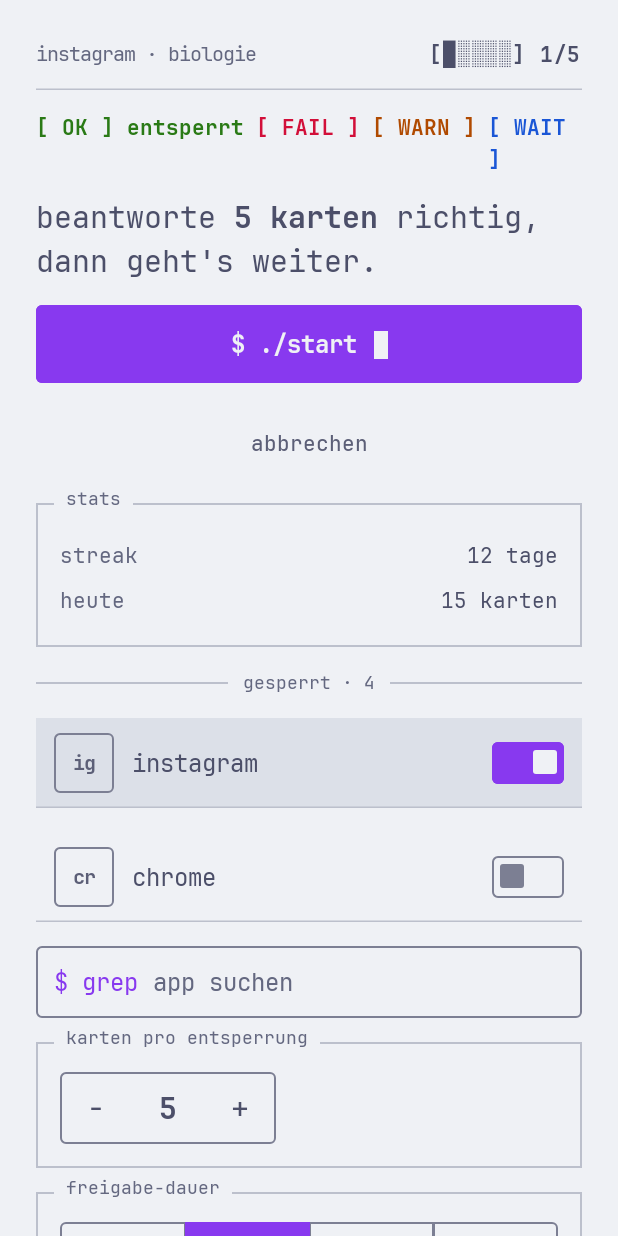
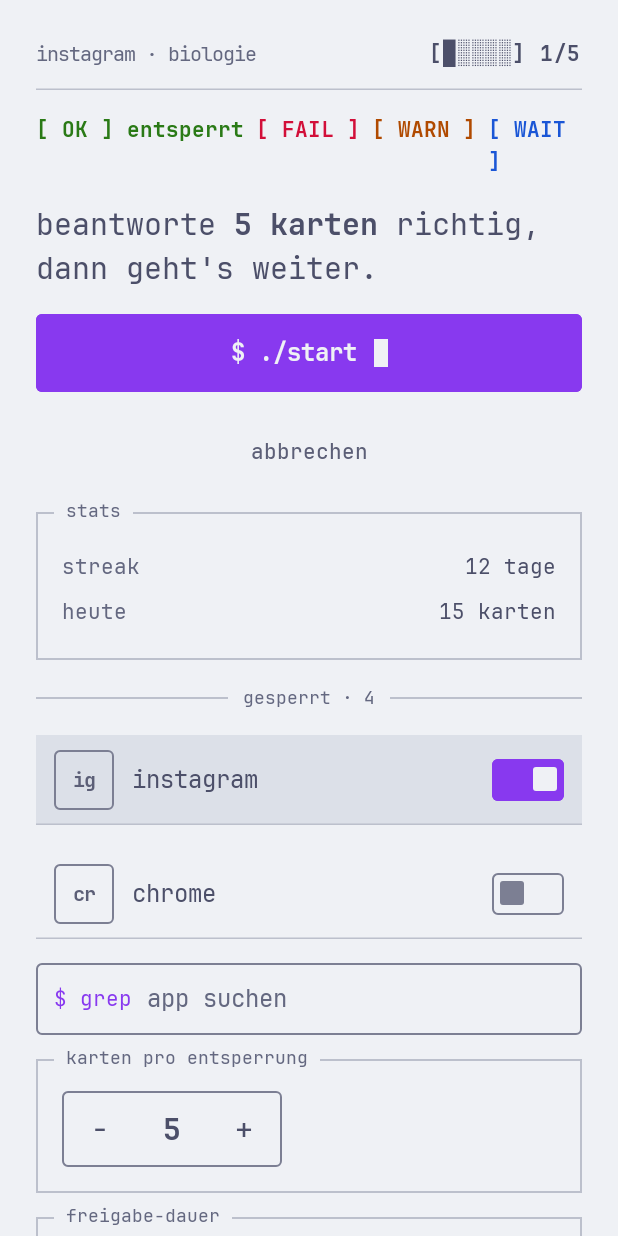
Before and after one commit to tinow04/brainrot-detox, an Android app built with Jetpack Compose: the @Preview function ComponentsLightPreview, on a phone screen of 412 x 824 dp. Run offline under Robolectric (Android 15) with nearby library versions, the phone set to English and light mode, and no system bars.

Commit message:
fix(m1): match mockup line heights and border layout in components
- BsType: ExactLineHeight (Trim.None, centred) so single lines get the
  full CSS line-height; Compose's default Trim.Both cut it off.
- Bordered auto-height boxes (box, stat tile, rate button, banner,
  stepper) add the 1 dp border to their padding like CSS border-box.
- Stat tile: trimFirstLine() for the first line Compose cannot shrink,
  zero-width break after "-" in labels.
- Separator and chart labels use the inherited 1.5 line height; the
  search prompt uses the 14 px body style.

Co-Authored-By: Claude Sonnet 5.5 <noreply@anthropic.com>

```diff
--- a/app/src/main/kotlin/dev/tinow/brainrotstopper/ui/components/Basics.kt
+++ b/app/src/main/kotlin/dev/tinow/brainrotstopper/ui/components/Basics.kt
@@ -8,6 +8,7 @@ import androidx.compose.foundation.layout.Box
 import androidx.compose.foundation.layout.Column
 import androidx.compose.foundation.layout.ColumnScope
 import androidx.compose.foundation.layout.Row
+import androidx.compose.foundation.layout.fillMaxHeight
 import androidx.compose.foundation.layout.fillMaxWidth
 import androidx.compose.foundation.layout.height
 import androidx.compose.foundation.layout.heightIn
@@ -195,8 +196,10 @@ fun BsBox(label: String, modifier: Modifier = Modifier, content: @Composable Col
         Column(
             Modifier
                 .fillMaxWidth()
+                .fillMaxHeight()
                 .border(BsDims.Border, c.line)
-                .padding(top = BsDims.BoxPaddingTop, start = BsDims.BoxPaddingSides, end = BsDims.BoxPaddingSides, bottom = BsDims.BoxPaddingSides),
+                // CSS border-box: the 1 px border adds to the padding of an auto-height box (Compose border() takes no layout space).
+                .padding(top = BsDims.BoxPaddingTop + BsDims.Border, start = BsDims.BoxPaddingSides + BsDims.Border, end = BsDims.BoxPaddingSides + BsDims.Border, bottom = BsDims.BoxPaddingSides + BsDims.Border),
             content = content,
         )
         BsText(
@@ -213,7 +216,7 @@ fun BsBox(label: String, modifier: Modifier = Modifier, content: @Composable Col
 
 /** `.kv`: key (dim) left, value right. */
 @Composable
-fun BsKv(key: String, value: String, modifier: Modifier = Modifier) {
+fun BsKv(key: String, value: String, modifier: Modifier = Modifier, keyColor: Color? = null, valueColor: Color? = null) {
     val c = BsTheme.colors
     val t = BsTheme.type
     Row(
@@ -221,8 +224,8 @@ fun BsKv(key: String, value: String, modifier: Modifier = Modifier) {
         horizontalArrangement = Arrangement.spacedBy(BsDims.KvGap),
         verticalAlignment = Alignment.CenterVertically,
     ) {
-        BsText(key, t.body, c.dim)
-        Box(Modifier.weight(1f), contentAlignment = Alignment.CenterEnd) { BsText(value, t.body, c.text) }
+        BsText(key, t.body, keyColor ?: c.dim)
+        Box(Modifier.weight(1f), contentAlignment = Alignment.CenterEnd) { BsText(value, t.body, valueColor ?: c.text) }
     }
 }
 
@@ -232,7 +235,7 @@ fun BsSep(text: String, modifier: Modifier = Modifier) {
     val c = BsTheme.colors
     Row(modifier.fillMaxWidth(), horizontalArrangement = Arrangement.spacedBy(BsDims.SepGap), verticalAlignment = Alignment.CenterVertically) {
         Box(Modifier.weight(1f).height(BsDims.Border).background(c.line))
-        BsText(text, BsTheme.type.label, c.dim)
+        BsText(text, BsTheme.type.label.copy(lineHeight = 18.sp), c.dim) // `.sep` has no `.t-sm`: line-height 1.5 inherited
         Box(Modifier.weight(1f).height(BsDims.Border).background(c.line))
     }
 }
--- a/app/src/main/kotlin/dev/tinow/brainrotstopper/ui/components/Blocks.kt
+++ b/app/src/main/kotlin/dev/tinow/brainrotstopper/ui/components/Blocks.kt
@@ -1,5 +1,7 @@
 package dev.tinow.brainrotstopper.ui.components
 
+import androidx.compose.ui.layout.layout
+import androidx.compose.ui.unit.sp
 import androidx.compose.foundation.background
 import androidx.compose.foundation.border
 import androidx.compose.foundation.clickable
@@ -59,7 +61,7 @@ fun RateButton(text: String, interval: String?, kind: RateKind, onClick: () -> U
             .background(color.copy(alpha = 0.10f), Shape)
             .border(BsDims.Border, color, Shape)
             .clickable(role = Role.Button, onClick = onClick)
-            .padding(horizontal = BsDims.RatePadH, vertical = BsDims.RatePadV),
+            .padding(horizontal = BsDims.RatePadH + BsDims.Border, vertical = BsDims.RatePadV + BsDims.Border),
         verticalArrangement = Arrangement.spacedBy(2.dp, Alignment.CenterVertically),
     ) {
         BsText(text, t.rateKey, color)
@@ -129,7 +131,7 @@ fun BsBanner(text: String, kind: BsTagKind, onClick: () -> Unit, modifier: Modif
             .heightIn(min = BsDims.TouchMin)
             .border(BsDims.Border, color, Shape)
             .clickable(role = Role.Button, onClick = onClick)
-            .padding(horizontal = BsDims.S12, vertical = BsDims.S8),
+            .padding(horizontal = BsDims.S12 + BsDims.Border, vertical = BsDims.S8 + BsDims.Border),
         contentAlignment = Alignment.CenterStart,
     ) { BsText(text, BsTheme.type.meta.copy(fontWeight = FontWeight.Bold), color) }
 }
@@ -158,14 +160,25 @@ fun AppRow(label: String, blocked: Boolean, onToggle: (Boolean) -> Unit, modifie
     }
 }
 
+/**
+ * Compose never makes a first line smaller than the font (1.32 em), CSS does: value 22 px * 1.25 = 27.5 (Compose: 29 dp)
+ * and label 12 px * 1.3 = 15.6 (Compose: 16 dp). Cuts [trim] off the text height and centres the glyphs in what is left.
+ */
+private fun Modifier.trimFirstLine(trim: Dp): Modifier = layout { measurable, constraints ->
+    val placeable = measurable.measure(constraints)
+    val t = trim.roundToPx()
+    layout(placeable.width, (placeable.height - t).coerceAtLeast(0)) { placeable.place(0, -t / 2) }
+}
+
 /** `.stat`: bordered tile with a big value and a dim label. */
 @Composable
 fun BsStatTile(value: String, label: String, modifier: Modifier = Modifier) {
     val c = BsTheme.colors
     val t = BsTheme.type
-    Column(modifier.border(BsDims.Border, c.line).padding(horizontal = BsDims.StatPadH, vertical = BsDims.StatPadV)) {
-        BsText(value, t.stat, c.text)
-        BsText(label, t.label, c.dim)
+    Column(modifier.border(BsDims.Border, c.line).padding(horizontal = BsDims.StatPadH + BsDims.Border, vertical = BsDims.StatPadV + BsDims.Border)) {
+        BsText(value, t.stat, c.text, Modifier.trimFirstLine(1.5.dp))
+        // `.stat .l` line-height 1.3. Compose does not break after "-" here ("richtig-quote" split mid-word), so offer a break point.
+        BsText(label.replace("-", "-\u200B"), t.label.copy(lineHeight = 15.6.sp), c.dim, Modifier.trimFirstLine(0.75.dp)) // 0.4 dp overhang + rounding of the multi-line labels, tuned against the reference lines
     }
 }
 
@@ -176,6 +189,7 @@ data class ChartBar(val label: String, val value: Int)
 fun BsBarChart(bars: List<ChartBar>, modifier: Modifier = Modifier) {
     val c = BsTheme.colors
     val t = BsTheme.type
+    val chartLabel = t.label.copy(lineHeight = 18.sp) // `.chart .c` has font-size 12 but no `.t-sm`: line-height 1.5 inherited
     val max = bars.maxOfOrNull { it.value }?.coerceAtLeast(1) ?: 1
     Row(
         modifier.fillMaxWidth().height(BsDims.ChartHeight),
@@ -186,9 +200,9 @@ fun BsBarChart(bars: List<ChartBar>, modifier: Modifier = Modifier) {
             val today = i == bars.lastIndex
             val h = if (bar.value <= 0) 0.dp else (bar.value.toFloat() / max * 90f).dp.coerceAtLeast(BsDims.ChartBarMin)
             Column(Modifier.weight(1f), horizontalAlignment = Alignment.CenterHorizontally, verticalArrangement = Arrangement.spacedBy(BsDims.S4, Alignment.Bottom)) {
-                BsText(bar.value.toString(), if (today) t.label.copy(fontWeight = FontWeight.Bold) else t.label.copy(fontWeight = FontWeight.Medium), if (today) c.text else c.muted)
+                BsText(bar.value.toString(), if (today) chartLabel.copy(fontWeight = FontWeight.Bold) else chartLabel.copy(fontWeight = FontWeight.Medium), if (today) c.text else c.muted)
                 Box(Modifier.fillMaxWidth().height(h).background(c.accent.copy(alpha = if (today) 1f else 0.45f), RoundedCornerShape(topStart = 2.dp, topEnd = 2.dp)))
-                BsText(bar.label, if (today) t.label.copy(fontWeight = FontWeight.Bold) else t.label, if (today) c.text else c.dim)
+                BsText(bar.label, if (today) chartLabel.copy(fontWeight = FontWeight.Bold) else chartLabel, if (today) c.text else c.dim)
             }
         }
     }
--- a/app/src/main/kotlin/dev/tinow/brainrotstopper/ui/components/Controls.kt
+++ b/app/src/main/kotlin/dev/tinow/brainrotstopper/ui/components/Controls.kt
@@ -77,7 +77,8 @@ fun BsSwitch(checked: Boolean, onCheckedChange: ((Boolean) -> Unit)?, modifier:
 fun BsStepper(value: Int, onMinus: () -> Unit, onPlus: () -> Unit, modifier: Modifier = Modifier, minusLabel: String = "weniger", plusLabel: String = "mehr") {
     val c = BsTheme.colors
     val t = BsTheme.type
-    Row(modifier.border(BsDims.Border, c.ctl, Shape), verticalAlignment = Alignment.CenterVertically) {
+    // `.step` is auto-height: the 1 px border adds to the 48 dp buttons (outer height 50 dp), Compose border() takes no layout space.
+    Row(modifier.border(BsDims.Border, c.ctl, Shape).padding(BsDims.Border), verticalAlignment = Alignment.CenterVertically) {
         StepButton("−", minusLabel, onMinus)
         Box(Modifier.widthIn(min = 48.dp), contentAlignment = Alignment.Center) { BsText(value.toString(), t.stat.copy(fontSize = 20.sp), c.text) }
         StepButton("+", plusLabel, onPlus)
@@ -186,7 +187,7 @@ fun BsNavBar(items: List<String>, selected: Int, onSelect: (Int) -> Unit, modifi
 
 /** `.search`: prompt `$ grep` plus a text field; border turns accent on focus. */
 @Composable
-fun BsSearchField(value: String, onValueChange: (String) -> Unit, placeholder: String, prompt: String, modifier: Modifier = Modifier, description: String = placeholder) {
+fun BsSearchField(value: String, onValueChange: (String) -> Unit, placeholder: String, prompt: String, modifier: Modifier = Modifier, description: String = placeholder, password: Boolean = false) {
     val c = BsTheme.colors
     val t = BsTheme.type
     val source = remember { MutableInteractionSource() }
@@ -200,7 +201,7 @@ fun BsSearchField(value: String, onValueChange: (String) -> Unit, placeholder: S
         horizontalArrangement = Arrangement.spacedBy(BsDims.SepGap),
         verticalAlignment = Alignment.CenterVertically,
     ) {
-        BsText(prompt, t.input, c.accent, Modifier.clearAndSetSemantics { })
+        BsText(prompt, t.body, c.accent, Modifier.clearAndSetSemantics { }) // `.search` prompt inherits the 14 px body, only the input is 16 px
         Box(Modifier.weight(1f)) {
             BasicTextField(
                 value = value,
@@ -209,7 +210,8 @@ fun BsSearchField(value: String, onValueChange: (String) -> Unit, placeholder: S
                 textStyle = t.input.copy(color = c.text),
                 cursorBrush = SolidColor(c.accent),
                 interactionSource = source,
-                keyboardOptions = KeyboardOptions.Default,
+                keyboardOptions = if (password) KeyboardOptions(keyboardType = androidx.compose.ui.text.input.KeyboardType.Password, autoCorrectEnabled = false) else KeyboardOptions.Default,
+                visualTransformation = if (password) androidx.compose.ui.text.input.PasswordVisualTransformation() else androidx.compose.ui.text.input.VisualTransformation.None,
                 modifier = Modifier.fillMaxWidth().semantics { contentDescription = description },
             )
             if (value.isEmpty()) BsText(placeholder, t.input, c.dim, Modifier.clearAndSetSemantics { })
--- a/app/src/main/kotlin/dev/tinow/brainrotstopper/ui/theme/BsType.kt
+++ b/app/src/main/kotlin/dev/tinow/brainrotstopper/ui/theme/BsType.kt
@@ -1,10 +1,12 @@
 package dev.tinow.brainrotstopper.ui.theme
 
 import androidx.compose.runtime.Immutable
+import androidx.compose.ui.text.PlatformTextStyle
 import androidx.compose.ui.text.TextStyle
 import androidx.compose.ui.text.font.Font
 import androidx.compose.ui.text.font.FontFamily
 import androidx.compose.ui.text.font.FontWeight
+import androidx.compose.ui.text.style.LineHeightStyle
 import androidx.compose.ui.unit.TextUnit
 import androidx.compose.ui.unit.em
 import androidx.compose.ui.unit.sp
@@ -16,11 +18,20 @@ val BsMono = FontFamily(
     Font(R.font.jetbrains_mono_bold, FontWeight.Bold),
 )
 
+/**
+ * CSS gives every line box the full `line-height` (half-leading above the first and below the last line), also for a
+ * single line. Compose's default `Trim.Both` cuts that off, so a one-line text is only as high as the font (verified:
+ * a one-line 22 px stat measured 29 dp, `lineHeight = 60.sp` changed nothing). `Trim.None` + `Center` matches CSS.
+ */
+val ExactLineHeight = LineHeightStyle(LineHeightStyle.Alignment.Center, LineHeightStyle.Trim.None)
+
 private fun style(size: Int, lineHeightFactor: Float, weight: FontWeight = FontWeight.Normal, letterSpacing: TextUnit = TextUnit.Unspecified) =
     TextStyle(
         fontFamily = BsMono,
         fontSize = size.sp,
         lineHeight = (size * lineHeightFactor).sp,
+        lineHeightStyle = ExactLineHeight,
+        platformStyle = PlatformTextStyle(includeFontPadding = false),
         fontWeight = weight,
         letterSpacing = letterSpacing,
     )
```
